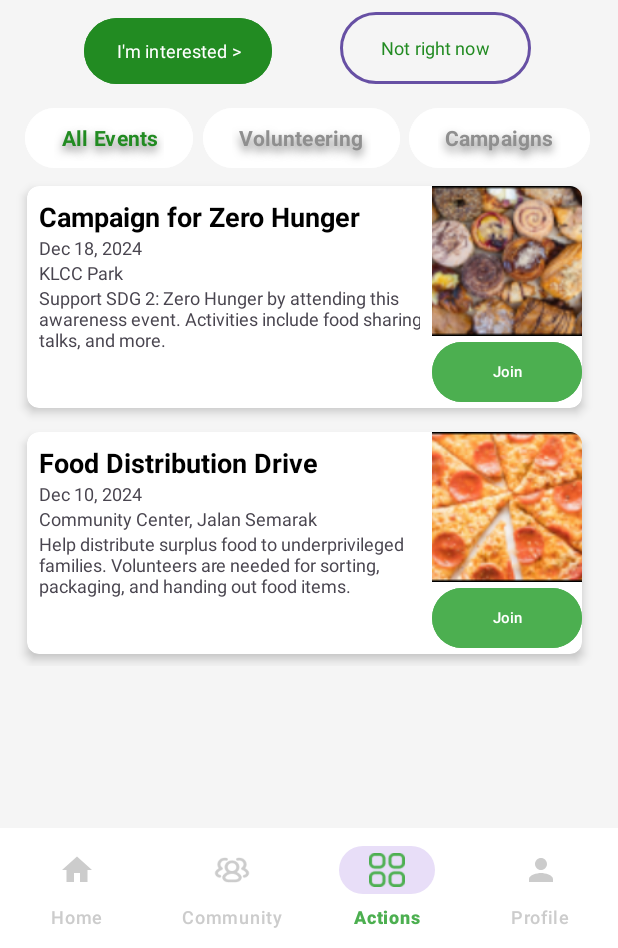
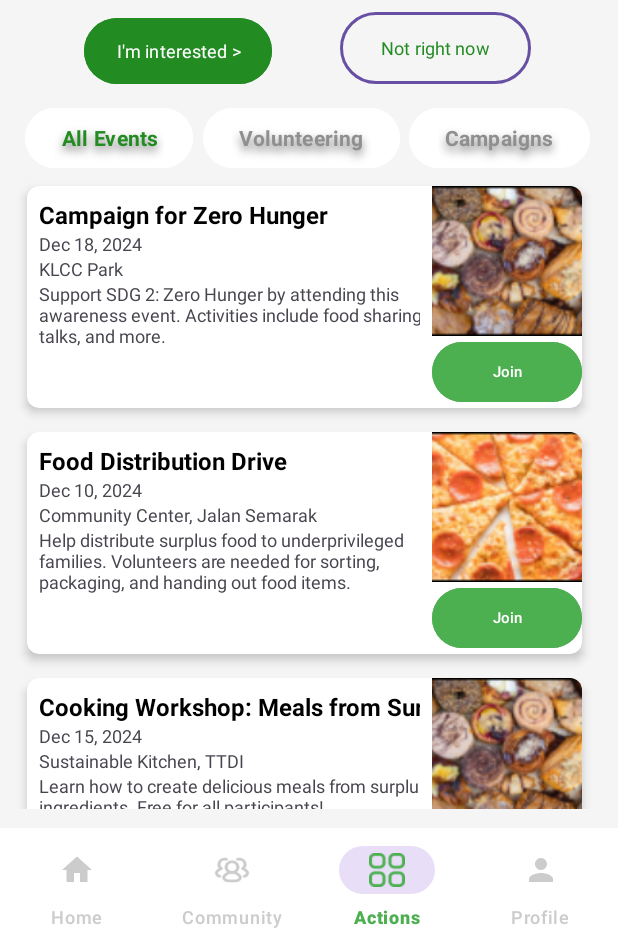
Before and after one commit to yanayusman/WIA2007-MAD, an Android app: the fragment CommunityAllFragment placed in its activity, item 3 of the bottom bar chosen, on a phone screen of 412 x 824 dp, the part 288-1236 px from its top. Run offline under Robolectric (Android 15) with nearby library versions, the light colour scheme and no system bars.

Commit message:
added event grid

```diff
--- a/SharePlateApp/app/src/main/java/com/shareplateapp/CommunityAllFragment.java
+++ b/SharePlateApp/app/src/main/java/com/shareplateapp/CommunityAllFragment.java
@@ -55,7 +55,9 @@ public class CommunityAllFragment extends Fragment {
 
         // Add sample data (move this to a separate method if you fetch from a database/API)
         allEvents.add(new Campaign("Campaign for Zero Hunger", "Support SDG 2: Zero Hunger by attending this awareness event. Activities include food sharing, talks, and more.", "KLCC Park", "Dec 18, 2024", R.drawable.bread));
-        allEvents.add(new Volunteering("Food Distribution Drive", "Help distribute surplus food to underprivileged families. Volunteers are needed for sorting, packaging, and handing out food items.", "Community Center, Jalan Semarak", "Dec 10, 2024", R.drawable.pizza, 16, 20));
+        allEvents.add(new Volunteering("Food Distribution Drive", "Help distribute surplus food to underprivileged families. Volunteers are needed for sorting, packaging, and handing out food items.", "Community Center, Jalan Semarak", "Dec 10, 2024", R.drawable.pizza, 4, 20));
+        allEvents.add(new Campaign("Cooking Workshop: Meals from Surplus Food", "Learn how to create delicious meals from surplus ingredients. Free for all participants!", "Sustainable Kitchen, TTDI", "Dec 15, 2024", R.drawable.bread));
+        allEvents.add(new Volunteering("Educational Workshop Volunteer", "Support facilitators in teaching kids about food security and sustainable practices. No prior experience required.", "SK Taman Melati", "Jan 5, 2025", R.drawable.pizza, 4, 25));
 
 
         // Set up search functionality
--- a/SharePlateApp/app/src/main/res/layout/event_item_view.xml
+++ b/SharePlateApp/app/src/main/res/layout/event_item_view.xml
@@ -27,7 +27,7 @@
                 android:maxLines="1"
                 android:text="Event Name"
                 android:textColor="@color/black"
-                android:textSize="18sp"
+                android:textSize="16sp"
                 android:textStyle="bold" />
 
             <TextView
--- a/SharePlateApp/app/src/main/res/layout/fragment_community_all.xml
+++ b/SharePlateApp/app/src/main/res/layout/fragment_community_all.xml
@@ -99,7 +99,7 @@
                     android:layout_marginStart="8dp"
                     android:layout_marginEnd="8dp"
                     android:background="@null"
-                    android:hint="bread"
+                    android:hint="events"
                     android:imeOptions="actionSearch"
                     android:inputType="text"
                     android:maxLines="1"
```
